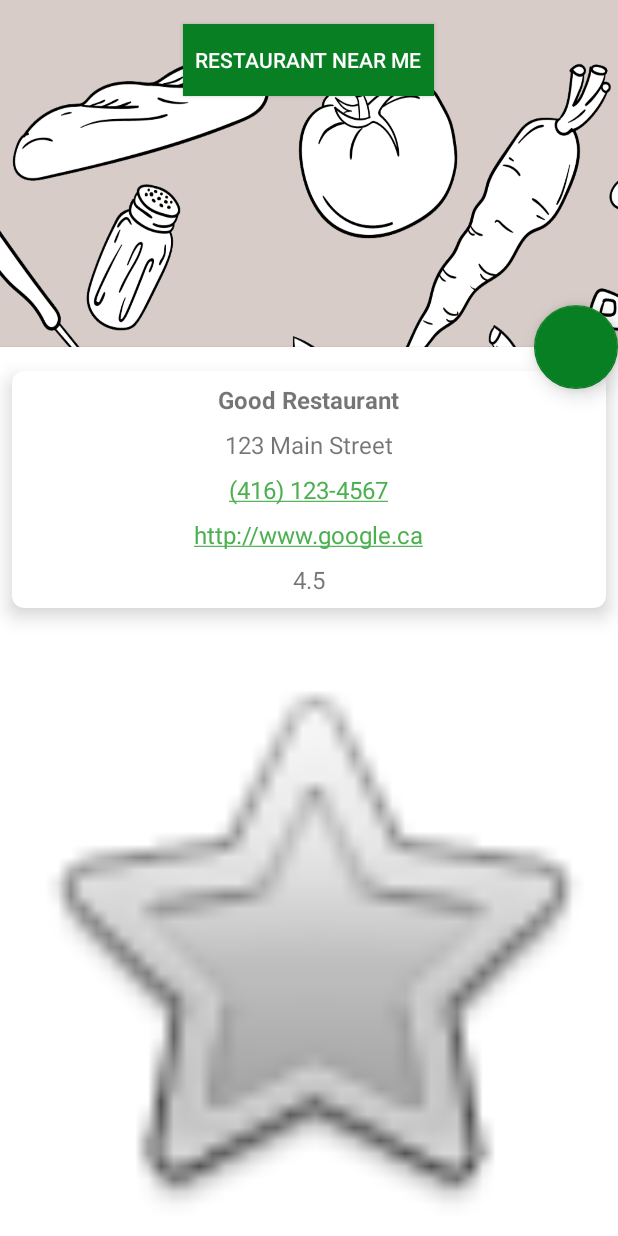
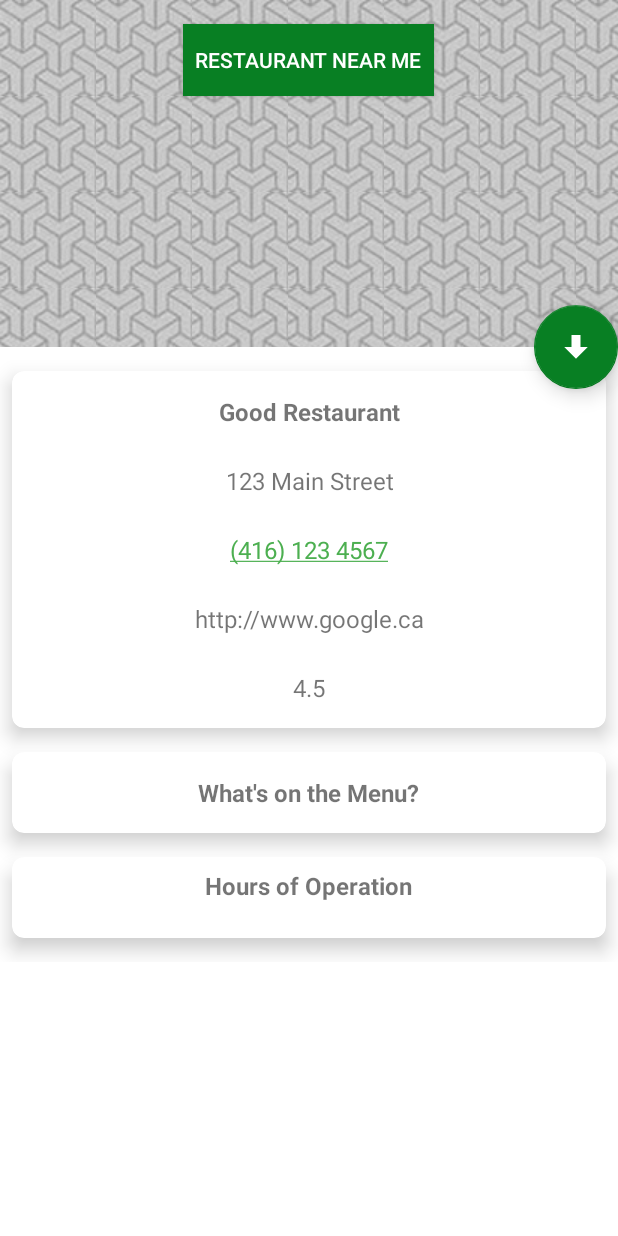
Before and after one commit to DerekMorrison59/BottomSheetTest, an Android app: the layout activity_main.xml on its own in the app's theme, with its tools: preview values and no code run, on a phone screen of 412 x 824 dp. Run offline under Robolectric (Android 15) with nearby library versions, the phone set to English and light mode, and no system bars.

Commit message:
Clean up / add references to values files Add content descriptions Change from fixed number of images to variable

```diff
--- a/app/src/main/res/layout/activity_main.xml
+++ b/app/src/main/res/layout/activity_main.xml
@@ -5,39 +5,31 @@
     android:id="@+id/main_content"
     android:layout_width="match_parent"
     android:layout_height="match_parent"
-    android:background="@drawable/background_freepik_p962"
+    android:background="@drawable/backrepeat"
     android:fitsSystemWindows="true">
 
-
-    <android.support.v7.widget.AppCompatButton
-        android:id="@+id/button_1"
-        android:layout_width="wrap_content"
-        android:layout_height="wrap_content"
-        android:layout_gravity="center_horizontal"
-        android:layout_marginTop="16dp"
-        android:background="@color/primaryDarkColor"
-        android:paddingEnd="8dp"
-        android:paddingStart="8dp"
-        android:text="Restaurant Near Me"
-        android:textColor="@color/primaryLightTextColor" />
-
-    <!--
-    <ScrollView
+<!--
+     Background image Created from Abstract Art Simpler Background Pattern
+     https://androidhdwallpapers.com/abstract-art-simpler-background-pattern/
+-->
+    <LinearLayout
         android:layout_width="match_parent"
         android:layout_height="match_parent"
-        app:layout_behavior="@string/appbar_scrolling_view_behavior">
+        android:gravity="top|center"
+        android:orientation="vertical">
 
-        <LinearLayout
-            android:layout_width="match_parent"
-            android:layout_height="match_parent"
-            android:orientation="vertical"
-            android:paddingTop="24dp">
-
-
-        </LinearLayout>
-
-    </ScrollView>
--->
+        <android.support.v7.widget.AppCompatButton
+            android:id="@+id/restaurantButton"
+            android:layout_width="wrap_content"
+            android:layout_height="wrap_content"
+            android:layout_marginTop="16dp"
+            android:background="@color/primaryDarkColor"
+            android:contentDescription="@string/cd_click_to_show_restaurant_details"
+            android:paddingEnd="8dp"
+            android:paddingStart="8dp"
+            android:text="@string/restaurant_near_me"
+            android:textColor="@color/primaryLightTextColor" />
+    </LinearLayout>
 
     <android.support.v4.widget.NestedScrollView
         android:id="@+id/bottom_sheet"
@@ -45,8 +37,11 @@
         android:layout_height="match_parent"
         android:background="@android:color/white"
         android:clipToPadding="true"
-        android:elevation="@dimen/cardview_default_elevation"
         app:layout_behavior="android.support.design.widget.BottomSheetBehavior"
+        android:layout_marginLeft="@dimen/bottomsheet_margin_left"
+        android:layout_marginRight="@dimen/bottomsheet_margin_right"
+        android:layout_marginStart="@dimen/bottomsheet_margin_left"
+        android:layout_marginEnd="@dimen/bottomsheet_margin_right"
         tools:layout_editor_absoluteY="300dp">
 
         <android.support.constraint.ConstraintLayout
@@ -60,9 +55,10 @@
                 android:layout_marginEnd="8dp"
                 android:layout_marginStart="8dp"
                 android:layout_marginTop="16dp"
-                app:cardCornerRadius="8dp"
-                app:cardElevation="8dp"
+                app:cardCornerRadius="@dimen/cardCornerRadius"
+                app:cardElevation="@dimen/cardElevation"
                 app:contentPadding="4dp"
+                app:layout_constraintBottom_toTopOf="@id/imagesCard"
                 app:layout_constraintEnd_toEndOf="parent"
                 app:layout_constraintStart_toStartOf="parent"
                 app:layout_constraintTop_toTopOf="parent">
@@ -75,126 +71,126 @@
 
                     <TextView
                         android:id="@+id/tvName"
-                        android:layout_width="wrap_content"
+                        android:layout_width="match_parent"
                         android:layout_height="wrap_content"
-                        android:padding="4dp"
-                        android:text="Good Restaurant"
-                        android:textSize="16sp"
+                        android:contentDescription="@string/cd_restaurant_name"
+                        android:gravity="center_horizontal"
+                        android:paddingBottom="@dimen/info_margin_vertical"
+                        android:paddingTop="@dimen/info_margin_vertical"
+                        android:text="@string/ph_restaurant_name"
+                        android:textSize="@dimen/info_text_size"
                         android:textStyle="bold" />
 
                     <TextView
                         android:id="@+id/tvAddress"
-                        android:layout_width="wrap_content"
+                        android:layout_width="match_parent"
                         android:layout_height="wrap_content"
-                        android:padding="4dp"
-                        android:text="123 Main Street"
-                        android:textSize="16sp" />
+                        android:contentDescription="@string/cd_address"
+                        android:gravity="center_horizontal"
+                        android:paddingBottom="@dimen/info_margin_vertical"
+                        android:paddingTop="@dimen/info_margin_vertical"
+                        android:text="@string/ph_restaurant_address"
+                        android:textSize="@dimen/info_text_size" />
 
                     <TextView
                         android:id="@+id/tvPhone"
-                        android:layout_width="wrap_content"
+                        android:layout_width="match_parent"
                         android:layout_height="wrap_content"
                         android:autoLink="phone"
+                        android:contentDescription="@string/cd_phone_number"
+                        android:gravity="center_horizontal"
                         android:linksClickable="true"
-                        android:padding="4dp"
-                        android:text="(416) 123-4567"
-                        android:textSize="16sp" />
+                        android:paddingBottom="@dimen/info_margin_vertical"
+                        android:paddingTop="@dimen/info_margin_vertical"
+                        android:text="@string/ph_restaurant_phone_number"
+                        android:textSize="@dimen/info_text_size" />
 
                     <TextView
                         android:id="@+id/tvURL"
-                        android:layout_width="wrap_content"
+                        android:layout_width="match_parent"
                         android:layout_height="wrap_content"
-                        android:autoLink="web"
+                        android:contentDescription="@string/cd_website"
+                        android:gravity="center_horizontal"
                         android:linksClickable="true"
-                        android:padding="4dp"
-                        android:text="http://www.google.ca"
-                        android:textSize="16sp" />
+                        android:paddingBottom="@dimen/info_margin_vertical"
+                        android:paddingTop="@dimen/info_margin_vertical"
+                        android:text="@string/ph_restaurant_website"
+                        android:textSize="@dimen/info_text_size" />
 
                     <TextView
                         android:id="@+id/tvRating"
-                        android:layout_width="wrap_content"
+                        android:layout_width="match_parent"
                         android:layout_height="wrap_content"
-                        android:padding="4dp"
-                        android:text="4.5"
-                        android:textSize="16sp" />
+                        android:contentDescription="@string/cd_rating"
+                        android:gravity="center_horizontal"
+                        android:paddingBottom="@dimen/info_margin_vertical"
+                        android:paddingTop="@dimen/info_margin_vertical"
+                        android:text="@string/ph_restaurant_rating"
+                        android:textSize="@dimen/info_text_size" />
                 </LinearLayout>
             </android.support.v7.widget.CardView>
 
-            <ImageView
-                android:id="@+id/ivFood1"
+            <android.support.v7.widget.CardView
+                android:id="@+id/imagesCard"
                 android:layout_width="0dp"
                 android:layout_height="wrap_content"
+                android:layout_marginEnd="8dp"
+                android:layout_marginStart="8dp"
                 android:layout_marginTop="16dp"
-                android:adjustViewBounds="true"
-                app:layout_constraintEnd_toEndOf="parent"
-                app:layout_constraintHorizontal_bias="0.0"
-                app:layout_constraintStart_toStartOf="parent"
-                app:layout_constraintTop_toBottomOf="@+id/infoCard"
-                app:srcCompat="@android:drawable/btn_star" />
-
-            <ImageView
-                android:id="@+id/ivFood2"
-                android:layout_width="0dp"
-                android:layout_height="wrap_content"
-                android:adjustViewBounds="true"
-                app:layout_constraintEnd_toEndOf="parent"
-                app:layout_constraintHorizontal_bias="0.0"
-                app:layout_constraintStart_toStartOf="parent"
-                app:layout_constraintTop_toBottomOf="@+id/ivFood1"
-                app:srcCompat="@android:drawable/btn_star" />
-
-            <ImageView
-                android:id="@+id/ivFood3"
-                android:layout_width="0dp"
-                android:layout_height="wrap_content"
-                android:adjustViewBounds="true"
-                app:layout_constraintEnd_toEndOf="parent"
-                app:layout_constraintHorizontal_bias="0.0"
-                app:layout_constraintStart_toStartOf="parent"
-                app:layout_constraintTop_toBottomOf="@+id/ivFood2"
-                app:srcCompat="@android:drawable/btn_star" />
-
-            <ImageView
-                android:id="@+id/ivFood4"
-                android:layout_width="0dp"
-                android:layout_height="wrap_content"
-                android:adjustViewBounds="true"
+                android:paddingEnd="8dp"
+                android:paddingStart="8dp"
+                app:cardCornerRadius="@dimen/cardCornerRadius"
+                app:cardElevation="@dimen/cardElevation"
+                app:layout_constraintBottom_toTopOf="@id/hoursCard"
                 app:layout_constraintEnd_toEndOf="parent"
                 app:layout_constraintStart_toStartOf="parent"
-                app:layout_constraintTop_toBottomOf="@+id/ivFood3"
-                app:srcCompat="@android:drawable/btn_star" />
+                app:layout_constraintTop_toBottomOf="@+id/infoCard">
 
-            <ImageView
-                android:id="@+id/ivFood5"
-                android:layout_width="0dp"
-                android:layout_height="wrap_content"
-                android:adjustViewBounds="true"
-                app:layout_constraintEnd_toEndOf="parent"
-                app:layout_constraintStart_toStartOf="parent"
-                app:layout_constraintTop_toBottomOf="@+id/ivFood4"
-                app:srcCompat="@android:drawable/btn_star" />
+                <LinearLayout
+                    android:id="@+id/imageBlock"
+                    android:layout_width="match_parent"
+                    android:layout_height="wrap_content"
+                    android:gravity="center"
+                    android:orientation="vertical"
+                    app:layout_constraintEnd_toEndOf="parent"
+                    app:layout_constraintStart_toStartOf="parent">
+
+                    <TextView
+                        android:id="@+id/tvImageTitle"
+                        android:layout_width="wrap_content"
+                        android:layout_height="wrap_content"
+                        android:layout_margin="8dp"
+                        android:contentDescription="@string/cd_restaurant_images"
+                        android:padding="8dp"
+                        android:text="@string/image_title"
+                        android:textSize="@dimen/image_text_size"
+                        android:textStyle="bold" />
+
+                </LinearLayout>
+            </android.support.v7.widget.CardView>
 
             <android.support.v7.widget.CardView
                 android:id="@+id/hoursCard"
                 android:layout_width="match_parent"
                 android:layout_height="wrap_content"
-                android:layout_marginBottom="8dp"
+                android:layout_marginBottom="16dp"
                 android:layout_marginEnd="8dp"
                 android:layout_marginStart="8dp"
-                android:layout_marginTop="8dp"
+                android:layout_marginTop="16dp"
                 android:paddingEnd="8dp"
                 android:paddingStart="8dp"
-                app:cardCornerRadius="8dp"
-                app:cardElevation="8dp"
+                app:cardCornerRadius="@dimen/cardCornerRadius"
+                app:cardElevation="@dimen/cardElevation"
                 app:layout_constraintBottom_toBottomOf="parent"
                 app:layout_constraintEnd_toEndOf="parent"
                 app:layout_constraintStart_toStartOf="parent"
-                app:layout_constraintTop_toBottomOf="@+id/ivFood5">
+                app:layout_constraintTop_toBottomOf="@+id/imagesCard">
 
                 <LinearLayout
                     android:id="@+id/days_and_hours"
                     android:layout_width="match_parent"
                     android:layout_height="wrap_content"
+                    android:layout_marginBottom="16dp"
                     android:gravity="center"
                     android:orientation="vertical"
                     app:layout_constraintEnd_toEndOf="parent"
@@ -204,9 +200,10 @@
                         android:id="@+id/tvHoursTitle"
                         android:layout_width="wrap_content"
                         android:layout_height="wrap_content"
+                        android:contentDescription="@string/cd_hours_of_operation"
                         android:padding="8dp"
-                        android:text="Hours of Operation"
-                        android:textSize="16sp"
+                        android:text="@string/hours_of_operation_title"
+                        android:textSize="@dimen/hours_text_size"
                         android:textStyle="bold" />
 
                 </LinearLayout>
@@ -218,9 +215,11 @@
         android:id="@+id/fab"
         android:layout_width="wrap_content"
         android:layout_height="wrap_content"
+        android:contentDescription="@string/cd_hide_restaurant_details"
         app:backgroundTint="@color/primaryDarkColor"
         app:elevation="8dp"
         app:layout_anchor="@id/bottom_sheet"
-        app:layout_anchorGravity="top|end" />
+        app:layout_anchorGravity="top|end"
+        app:srcCompat="@drawable/arrow_down_bold_light" />
 
 </android.support.design.widget.CoordinatorLayout>
```
